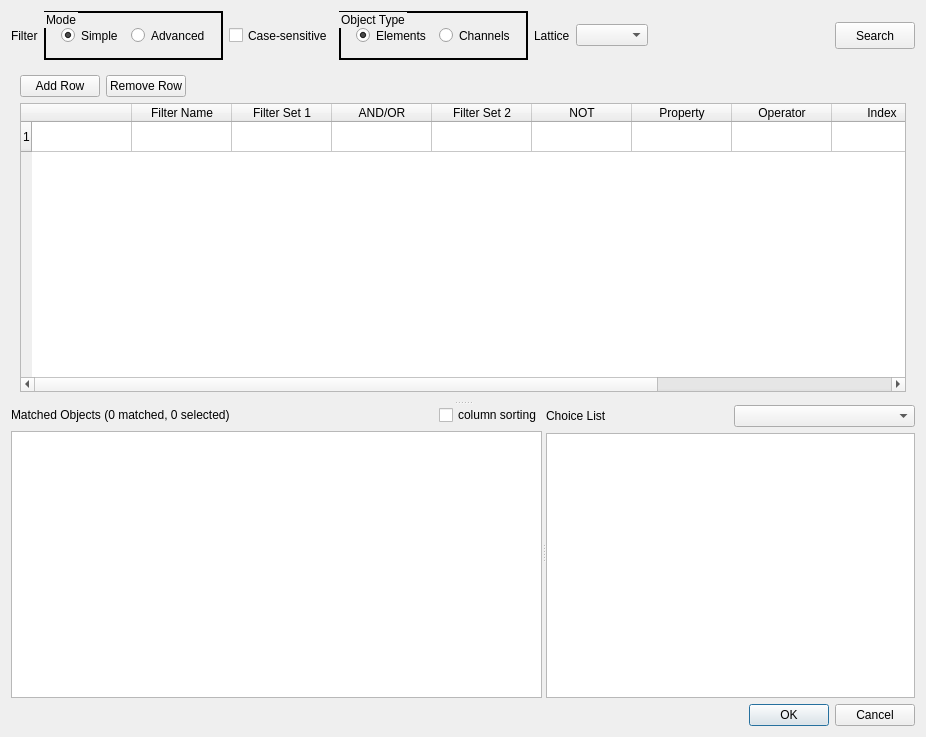
Before: the Qt Designer form gui/Qt4Designer_files/ui_channel_explorer.ui in NSLS-II/aphla, drawn with Qt 5.
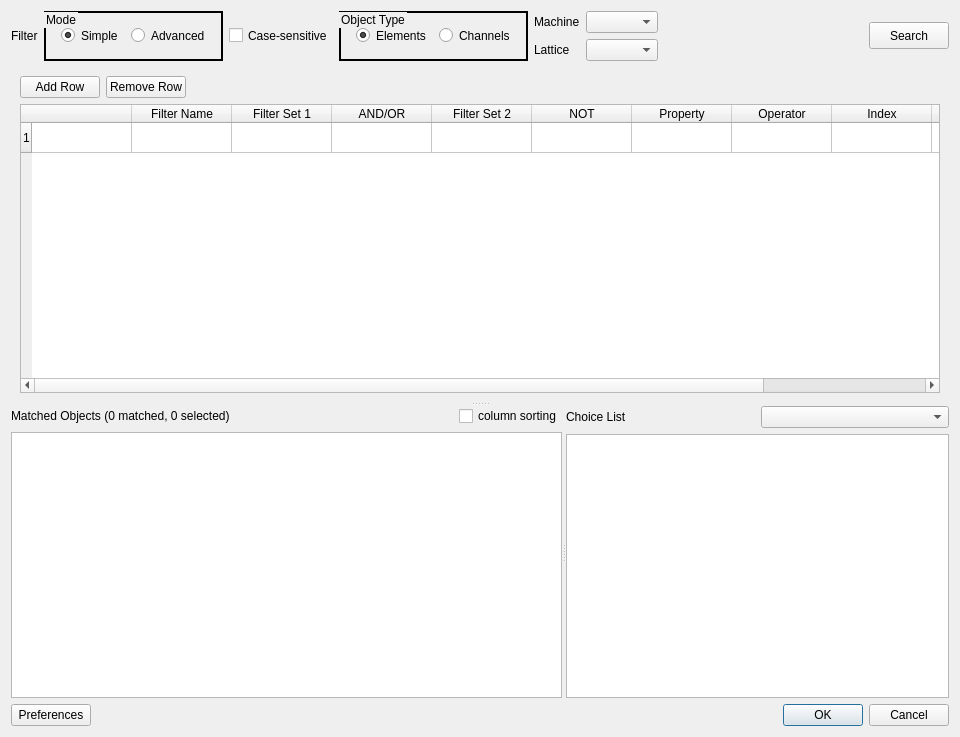
After: the same form once the commit is applied.

```diff
--- a/gui/Qt4Designer_files/ui_channel_explorer.ui
+++ b/gui/Qt4Designer_files/ui_channel_explorer.ui
@@ -9,7 +9,7 @@
    <rect>
     <x>0</x>
     <y>0</y>
-    <width>926</width>
+    <width>960</width>
     <height>737</height>
    </rect>
   </property>
@@ -19,8 +19,8 @@
   <property name="modal">
    <bool>true</bool>
   </property>
-  <layout class="QGridLayout" name="gridLayout_3">
-   <item row="0" column="0">
+  <layout class="QVBoxLayout" name="verticalLayout_11">
+   <item>
     <widget class="QSplitter" name="splitter_top_bottom">
      <property name="orientation">
       <enum>Qt::Vertical</enum>
@@ -144,6 +144,24 @@
           </widget>
          </item>
          <item>
+          <layout class="QGridLayout" name="gridLayout_3">
+           <item row="0" column="0">
+            <widget class="QLabel" name="label_machine">
+             <property name="maximumSize">
+              <size>
+               <width>16777215</width>
+               <height>27</height>
+              </size>
+             </property>
+             <property name="text">
+              <string>Machine</string>
+             </property>
+            </widget>
+           </item>
+           <item row="0" column="1">
+            <widget class="QComboBox" name="comboBox_machine"/>
+           </item>
+           <item row="1" column="0">
           <widget class="QLabel" name="label_lattice">
            <property name="maximumSize">
             <size>
@@ -156,9 +174,11 @@
            </property>
           </widget>
          </item>
-         <item>
+           <item row="1" column="1">
           <widget class="QComboBox" name="comboBox_lattice"/>
          </item>
+          </layout>
+         </item>
          <item>
           <spacer name="horizontalSpacer">
            <property name="maximumSize">
@@ -621,7 +641,29 @@
      </widget>
     </widget>
    </item>
-   <item row="1" column="0">
+   <item>
+    <layout class="QHBoxLayout" name="horizontalLayout_7">
+     <item>
+      <widget class="QPushButton" name="pushButton_preferences">
+       <property name="text">
+        <string>Preferences</string>
+       </property>
+      </widget>
+     </item>
+     <item>
+      <spacer name="horizontalSpacer_5">
+       <property name="orientation">
+        <enum>Qt::Horizontal</enum>
+       </property>
+       <property name="sizeHint" stdset="0">
+        <size>
+         <width>40</width>
+         <height>20</height>
+        </size>
+       </property>
+      </spacer>
+     </item>
+     <item>
     <widget class="QDialogButtonBox" name="buttonBox">
      <property name="orientation">
       <enum>Qt::Horizontal</enum>
@@ -630,6 +672,8 @@
       <set>QDialogButtonBox::Cancel|QDialogButtonBox::Ok</set>
      </property>
     </widget>
+     </item>
+    </layout>
    </item>
   </layout>
  </widget>
```
Lines whose indentation alone changed are shown as unchanged.
